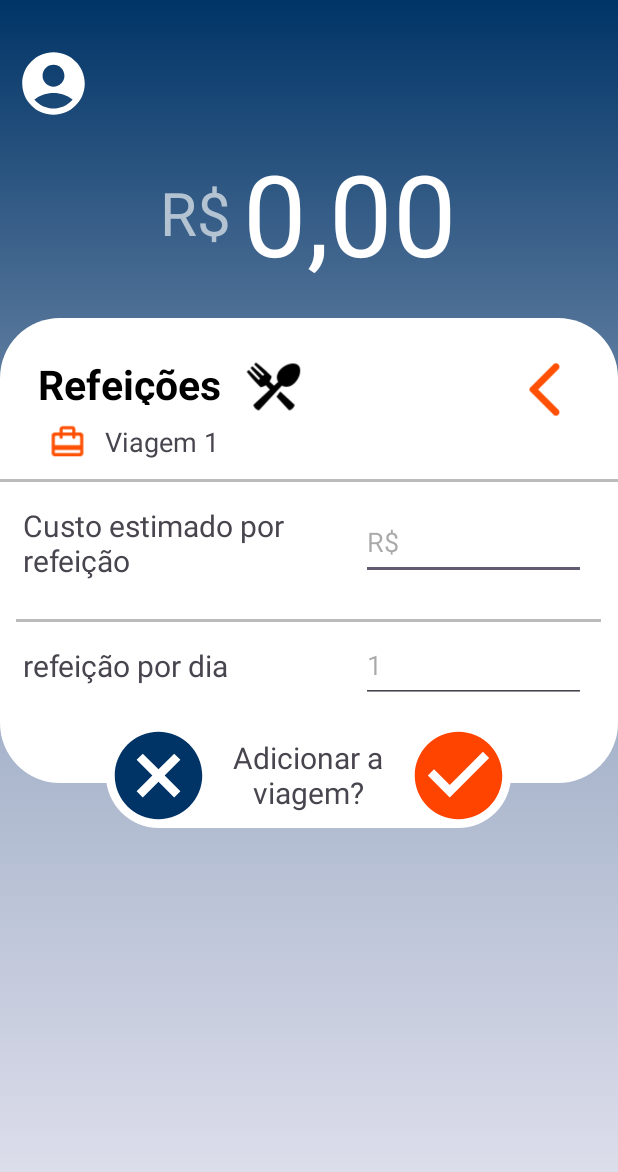
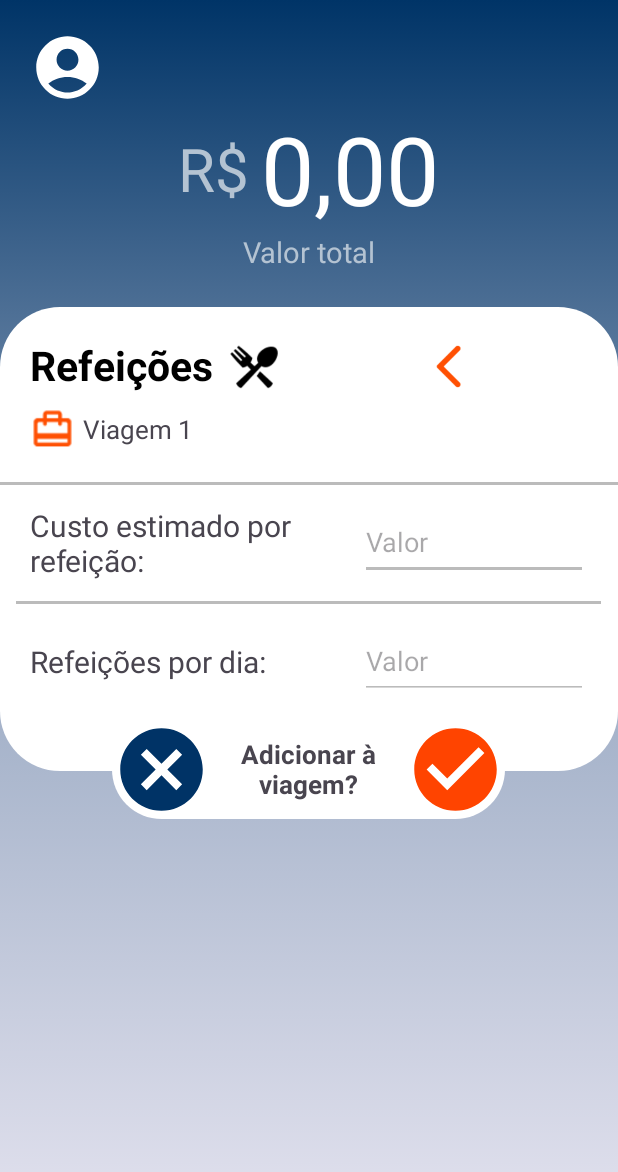
Before and after one commit to GeoHBR/ProjetoMobile, an Android app: the Refeicoes screen opened directly, with no data from a screen before it, on a phone screen of 412 x 824 dp. Shown: the top 1172 px of the screen. Run offline under Robolectric (Android 15) with nearby library versions, the phone set to English and light mode, and no system bars.

Commit message:
Reorganização da tela Refeições

```diff
--- a/app/src/main/res/layout/activity_refeicoes.xml
+++ b/app/src/main/res/layout/activity_refeicoes.xml
@@ -7,32 +7,37 @@
     android:background="@drawable/padrao_background"
     android:orientation="vertical"
     tools:context=".Refeicoes">
+
     <LinearLayout
+        android:layout_width="match_parent"
+        android:layout_height="wrap_content"
+        android:layout_marginStart="20dp"
         android:layout_marginTop="20dp"
         android:gravity="center_vertical"
-        android:padding="5dp"
-        android:layout_width="match_parent"
-        android:layout_height="wrap_content"
         android:orientation="horizontal">
+
         <ImageView
-            android:layout_margin="5dp"
             android:layout_width="50dp"
             android:layout_height="50dp"
-            android:src="@drawable/pessoa_perfil_padrao"/>
+            android:src="@drawable/pessoa_perfil_padrao" />
+
         <TextView
             android:id="@+id/usuarioRefeicao"
-            android:layout_margin="5dp"
             android:layout_width="wrap_content"
             android:layout_height="wrap_content"
-            android:textColor="@color/white"
-            android:textSize="20dp"
-            android:text="Fulano lopes da silva"/>
+            android:layout_margin="5dp"
+            android:fontFamily="@font/padrao"
+            android:text="@string/nome_do_individuo"
+            android:textColor="@color/gray1"
+            android:textSize="20sp" />
     </LinearLayout>
+
     <LinearLayout
         android:gravity="center"
         android:layout_width="match_parent"
         android:layout_height="wrap_content"
         android:orientation="horizontal">
+
         <TextView
             android:layout_marginRight="4dp"
 
@@ -41,79 +46,91 @@
             android:layout_height="wrap_content"
             android:textSize="40dp"
             android:textColor="@color/gray1"
-            android:text="R$"/>
+            android:text="R$" />
+
         <TextView
             android:id="@+id/totalRefeicao"
             android:layout_marginLeft="4dp"
             android:gravity="center"
             android:layout_width="wrap_content"
             android:layout_height="wrap_content"
-            android:textSize="75dp"
+            android:textSize="63sp"
             android:textColor="@color/white"
+            android:text="0,00" />
+    </LinearLayout>
 
-            android:text="0,00"/>
-    </LinearLayout>
+    <TextView
+        android:layout_width="match_parent"
+        android:layout_height="wrap_content"
+        android:gravity="center_horizontal"
+        android:text="Valor total"
+        android:textColor="@color/gray1"
+        android:textSize="19sp" />
+
     <LinearLayout
+        android:layout_width="match_parent"
+        android:layout_height="wrap_content"
         android:orientation="vertical"
-        android:layout_marginTop="20dp"
-        android:layout_width="match_parent"
-        android:layout_height="wrap_content">
+        android:layout_marginTop="24dp" >
+
         <LinearLayout
             android:layout_width="match_parent"
+            android:layout_height="wrap_content"
             android:layout_gravity="center"
             android:orientation="vertical"
-            android:layout_height="310dp"
-            android:background="@drawable/borda_branco_branco"
-            >
+            android:background="@drawable/borda_branco_branco">
+
             <LinearLayout
                 android:layout_width="match_parent"
-                android:layout_height="70dp"
-                android:orientation="horizontal"
-                >
+                android:layout_height="wrap_content"
+                android:orientation="horizontal">
+
                 <TextView
-                    android:layout_marginTop="25dp"
-                    android:layout_marginLeft="25dp"
                     android:layout_width="wrap_content"
                     android:layout_height="wrap_content"
+                    android:layout_marginTop="20dp"
+                    android:layout_marginLeft="20dp"
                     android:textColor="@color/black"
                     android:textStyle="bold"
-                    android:paddingBottom="12dp"
-                    android:textSize="27dp"
-                    android:text="Refeições"/>
+                    android:textSize="27sp"
+                    android:text="Refeições" />
 
                 <ImageView
-                    android:layout_marginTop="25dp"
-                    android:layout_marginLeft="15dp"
-                    android:layout_width="40dp"
-                    android:layout_height="40dp"
-                    android:src="@drawable/talheres"/>
+                    android:layout_width="35dp"
+                    android:layout_height="35dp"
+                    android:layout_gravity="bottom"
+
+                    android:layout_marginStart="10dp"
+                    android:src="@drawable/talheres" />
+
                 <ImageView
                     android:id="@+id/voltarRefeicao"
-                    android:layout_marginTop="25dp"
-                    android:layout_marginLeft="120dp"
+                    android:layout_width="fill_parent"
+                    android:layout_height="35dp"
+                    android:src="@drawable/seta_voltar"
+                    android:layout_gravity="bottom"/>
+            </LinearLayout>
+
+            <LinearLayout
+                android:layout_width="match_parent"
+                android:layout_height="wrap_content"
+                android:layout_marginBottom="20dp"
+                android:layout_marginStart="20dp"
+                android:layout_marginTop="9dp"
+                android:gravity="center_vertical"
+                android:orientation="horizontal" >
+
+                <ImageView
+                    android:layout_width="30dp"
+                    android:layout_height="30dp"
+                    android:src="@drawable/icone_mala" />
+
+                <TextView
                     android:layout_width="wrap_content"
                     android:layout_height="wrap_content"
-                    android:src="@drawable/seta_voltar"/>
-            </LinearLayout>
-            <LinearLayout
-                android:layout_marginTop="-5dp"
-                android:layout_marginBottom="12dp"
-                android:orientation="horizontal"
-                android:layout_width="match_parent"
-                android:layout_height="wrap_content">
-                <ImageView
-                    android:layout_marginTop="5dp"
-                    android:layout_marginLeft="30dp"
-                    android:layout_width="30dp"
-                    android:layout_height="25dp"
-                    android:src="@drawable/icone_mala"/>
-                <TextView
-                    android:layout_marginTop="5dp"
-                    android:layout_marginLeft="10dp"
-                    android:layout_width="wrap_content"
-                    android:layout_height="wrap_content"
-                    android:textSize="18dp"
-                    android:text="Viagem 1"/>
+                    android:layout_marginStart="5dp"
+                    android:text="Viagem 1"
+                    android:textSize="17sp" />
 
 
             </LinearLayout>
@@ -121,105 +138,97 @@
             <View
                 android:layout_width="match_parent"
                 android:layout_height="2dp"
-                android:background="@color/gray"
-                />
-
-
+                android:background="@color/gray" />
 
 
             <LinearLayout
-                android:gravity="center"
-                android:layout_width="wrap_content"
-                android:layout_height="wrap_content"
-                android:orientation="horizontal">
+                android:layout_width="match_parent"
+                android:layout_height="77dp"
+                android:layout_marginHorizontal="20dp"
+                android:gravity="center_vertical"
+                android:orientation="horizontal" >
+
                 <TextView
-                    android:layout_margin="15dp"
                     android:layout_width="200dp"
                     android:layout_height="wrap_content"
-                    android:textSize="20dp"
-                    android:text="Custo estimado por refeição"
-                    />
+                    android:layout_marginEnd="20dp"
+                    android:text="Custo estimado por refeição:"
+                    android:textSize="20sp" />
 
                 <EditText
                     android:id="@+id/custoRefeicao"
-                    android:layout_marginLeft="10dp"
-                    android:hint="R$"
-                    android:inputType="numberDecimal"
-                    android:layout_width="150dp"
-                    android:layout_height="50dp"/>
+                    android:layout_width="fill_parent"
+                    android:layout_height="50dp"
+                    android:backgroundTint="@color/gray"
+                    android:hint="Valor"
+                    android:inputType="numberDecimal" />
 
             </LinearLayout>
+
             <View
-                android:layout_marginTop="10dp"
                 android:layout_gravity="center"
                 android:layout_width="390dp"
                 android:layout_height="2dp"
-                android:background="@color/gray"
-                />
+                android:background="@color/gray" />
+
             <LinearLayout
-                android:gravity="center"
-                android:layout_width="wrap_content"
-                android:layout_height="wrap_content"
-                android:orientation="horizontal">
+                android:layout_width="match_parent"
+                android:layout_height="77dp"
+                android:layout_marginHorizontal="20dp"
+                android:gravity="center_vertical"
+                android:orientation="horizontal"
+                android:layout_marginBottom="34dp" >
+
                 <TextView
-                    android:layout_margin="15dp"
                     android:layout_width="200dp"
                     android:layout_height="wrap_content"
-                    android:textSize="20dp"
-                    android:text="refeição por dia"
-                    />
+                    android:layout_marginEnd="20dp"
+                    android:textSize="20sp"
+                    android:text="Refeições por dia:" />
 
                 <EditText
                     android:id="@+id/quantRefeicao"
-                    android:layout_marginLeft="10dp"
-                    android:hint="1"
+                    android:layout_width="fill_parent"
+                    android:layout_height="50dp"
+                    android:hint="Valor"
                     android:inputType="number"
-                    android:layout_width="150dp"
-                    android:layout_height="50dp"/>
+                    android:backgroundTint="@color/gray"/>
 
             </LinearLayout>
 
         </LinearLayout>
 
         <LinearLayout
+            android:layout_width="wrap_content"
+            android:layout_height="wrap_content"
             android:background="@drawable/borda_branco_branco"
-            android:layout_marginTop="-40dp"
+            android:layout_marginTop="-34dp"
             android:layout_gravity="center"
-            android:gravity="center"
-            android:layout_width="270dp"
-            android:layout_height="wrap_content">
+            android:gravity="center" >
+
             <ImageView
                 android:id="@+id/cancelarRefeicao"
-                android:layout_width="70dp"
-                android:layout_height="70dp"
-                android:src="@drawable/icone_x"/>
+                android:layout_width="66dp"
+                android:layout_height="66dp"
+                android:src="@drawable/icone_x" />
+
             <TextView
+                android:layout_width="110dp"
+                android:layout_height="wrap_content"
                 android:layout_marginLeft="10dp"
                 android:layout_marginRight="10dp"
-                android:textSize="20dp"
+                android:textSize="17sp"
                 android:layout_gravity="center"
                 android:gravity="center"
-                android:layout_width="110dp"
-                android:layout_height="wrap_content"
-                android:text="Adicionar a viagem?"/>
+                android:text="Adicionar à viagem?"
+                android:textStyle="bold" />
+
             <ImageView
                 android:id="@+id/salvarRefeicao"
-                android:layout_width="70dp"
-                android:layout_height="70dp"
-                android:src="@drawable/icone_ok"/>
+                android:layout_width="66dp"
+                android:layout_height="66dp"
+                android:src="@drawable/icone_ok" />
         </LinearLayout>
-
-
-
-
-
-
-
-
-
-
-
-
 
 
     </LinearLayout>
--- a/app/src/main/res/layout/activity_tarifa_aerea.xml
+++ b/app/src/main/res/layout/activity_tarifa_aerea.xml
@@ -9,12 +9,12 @@
     tools:context=".TarifaAreaActivity">
 
     <LinearLayout
-        android:gravity="center_vertical"
         android:layout_width="match_parent"
         android:layout_height="wrap_content"
-        android:orientation="horizontal"
         android:layout_marginStart="20dp"
-        android:layout_marginTop="20dp" >
+        android:layout_marginTop="20dp"
+        android:gravity="center_vertical"
+        android:orientation="horizontal">
 
         <ImageView
             android:layout_width="50dp"
@@ -23,14 +23,13 @@
 
         <TextView
             android:id="@+id/usuarioTarifa"
-            android:layout_margin="5dp"
             android:layout_width="wrap_content"
             android:layout_height="wrap_content"
+            android:layout_margin="5dp"
             android:fontFamily="@font/padrao"
-            android:textSize="20sp"
             android:text="@string/nome_do_individuo"
             android:textColor="@color/gray1"
-/>
+            android:textSize="20sp" />
     </LinearLayout>
 
     <LinearLayout
@@ -165,7 +164,6 @@
             </LinearLayout>
 
             <View
-                android:layout_marginTop="10dp"
                 android:layout_gravity="center"
                 android:layout_width="390dp"
                 android:layout_height="2dp"
@@ -220,7 +218,7 @@
                 android:textSize="17sp"
                 android:layout_gravity="center"
                 android:gravity="center"
-                android:text="Adicionar a viagem?"
+                android:text="Adicionar à viagem?"
                 android:textStyle="bold" />
 
             <ImageView
```
